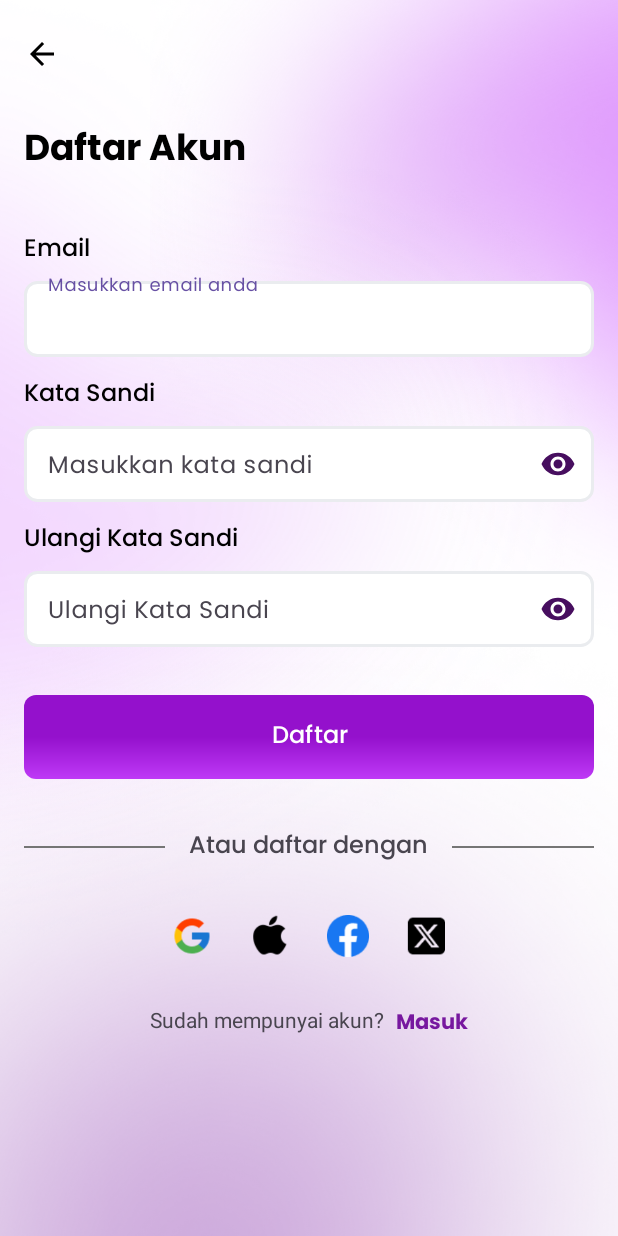
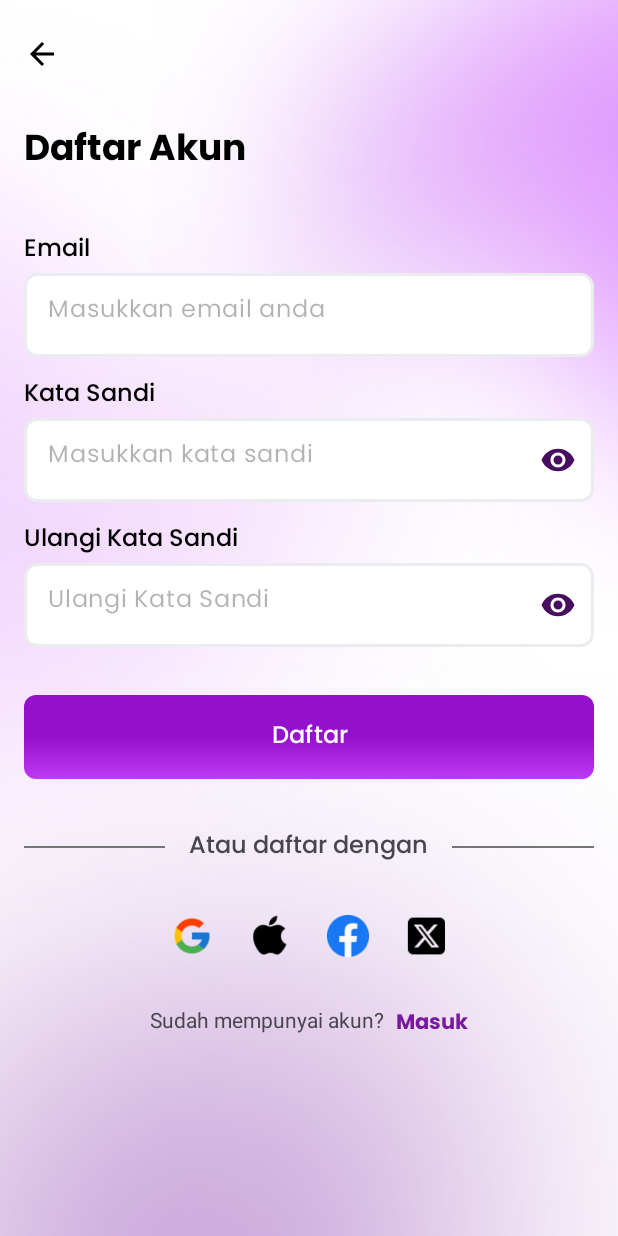
Before and after one commit to ExRonin/CapstoneProject, an Android app built with Jetpack Compose: the RegisterActivity screen opened directly, with no data from a screen before it, on a phone screen of 412 x 824 dp. Run offline under Robolectric (Android 15) with nearby library versions, the phone set to English and light mode, and no system bars.

Commit message:
Fix: layout background login and register pages (#10)

```diff
--- a/app/src/main/AndroidManifest.xml
+++ b/app/src/main/AndroidManifest.xml
@@ -29,11 +29,7 @@
         <activity
             android:name=".ui.bookingprocess.BookingProcessActivity"
             android:exported="true">
-            <intent-filter>
-                <action android:name="android.intent.action.MAIN" />
 
-                <category android:name="android.intent.category.LAUNCHER" />
-            </intent-filter>
 
         </activity>
         <activity
@@ -47,12 +43,24 @@
 
         </activity>
         <activity android:name=".ui.onboardscreen.OnboardingActivity" />
-        <activity android:name=".ui.register.RegisterActivity" />
-        <activity android:name=".ui.login.LoginActivity" />
+        <activity
+            android:name=".ui.register.RegisterActivity"
+            android:windowSoftInputMode="adjustPan" />
+        <activity
+            android:name=".ui.login.LoginActivity"
+            android:windowSoftInputMode="adjustPan" />
         <activity android:name=".ui.survey.ActivitySurvey" />
         <activity
             android:name=".ui.splashscreen.SplashActivity"
-            android:exported="true"></activity>
+            android:exported="true">
+
+            <intent-filter>
+                <action android:name="android.intent.action.MAIN" />
+
+                <category android:name="android.intent.category.LAUNCHER" />
+            </intent-filter>
+
+        </activity>
     </application>
 
 </manifest>
--- a/app/src/main/res/layout/activity_login.xml
+++ b/app/src/main/res/layout/activity_login.xml
@@ -68,7 +68,7 @@
                 android:layout_width="match_parent"
                 android:layout_height="@dimen/edit_text"
                 android:layout_marginTop="@dimen/small_25"
-                android:hint="@string/masukkan_email_anda">
+                app:hintEnabled="false">
 
                 <EditText
                     android:id="@+id/et_email"
@@ -77,6 +77,7 @@
                     android:background="@drawable/bg_edit_text"
                     android:fontFamily="@font/poppins"
                     android:paddingHorizontal="@dimen/normal_100"
+                    android:hint="@string/masukkan_email_anda"
                     android:textColorHint="@color/text_color_hint"
                     android:importantForAutofill="no" />
 
@@ -95,7 +96,7 @@
                 android:layout_width="match_parent"
                 android:layout_height="@dimen/edit_text"
                 android:layout_marginTop="@dimen/small_25"
-                android:hint="@string/masukkan_kata_sandi"
+                app:hintEnabled="false"
                 app:endIconMode="password_toggle"
                 app:endIconTint="@color/colorPrimaryDark">
 
@@ -107,6 +108,7 @@
                     android:fontFamily="@font/poppins"
                     android:inputType="textPassword"
                     android:paddingHorizontal="@dimen/normal_100"
+                    android:hint="@string/masukkan_kata_sandi"
                     android:textColorHint="@color/text_color_hint"
                     android:importantForAutofill="no" />
 
--- a/app/src/main/res/layout/activity_register.xml
+++ b/app/src/main/res/layout/activity_register.xml
@@ -4,36 +4,34 @@
     xmlns:tools="http://schemas.android.com/tools"
     android:layout_width="match_parent"
     android:layout_height="match_parent"
-    tools:context=".ui.register.RegisterActivity"
-    android:background="@color/white">
+    android:background="@color/white"
+    tools:context=".ui.register.RegisterActivity">
 
     <ImageView
         android:layout_width="wrap_content"
         android:layout_height="wrap_content"
+        android:layout_marginTop="-200dp"
+        android:layout_marginEnd="-100dp"
         android:src="@drawable/vector_top"
-        app:layout_constraintTop_toTopOf="parent"
         app:layout_constraintEnd_toEndOf="parent"
-        android:layout_marginTop="-200dp"
-        android:layout_marginEnd="-100dp" />
+        app:layout_constraintTop_toTopOf="parent" />
 
     <ImageView
         android:layout_width="match_parent"
         android:layout_height="wrap_content"
+        android:layout_marginStart="-50dp"
+        android:layout_marginBottom="-250dp"
         android:src="@drawable/vector_bottom"
         app:layout_constraintBottom_toBottomOf="parent"
-        app:layout_constraintStart_toStartOf="parent"
-        android:layout_marginBottom="-250dp"
-        android:layout_marginStart="-50dp"
-        />
+        app:layout_constraintStart_toStartOf="parent" />
 
     <ImageView
         android:layout_width="wrap_content"
         android:layout_height="wrap_content"
+        android:layout_marginBottom="100dp"
         android:src="@drawable/vector_left"
         app:layout_constraintBottom_toBottomOf="parent"
-        app:layout_constraintStart_toStartOf="parent"
-        android:layout_marginBottom="100dp"
-        />
+        app:layout_constraintStart_toStartOf="parent" />
 
     <ScrollView
         android:layout_width="match_parent"
@@ -50,8 +48,8 @@
                 android:id="@+id/btn_back_register"
                 android:layout_width="wrap_content"
                 android:layout_height="wrap_content"
-                android:src="@drawable/baseline_arrow_back_24"
-                android:layout_marginTop="@dimen/small_100"/>
+                android:layout_marginTop="@dimen/small_100"
+                android:src="@drawable/baseline_arrow_back_24" />
 
             <TextView
                 android:layout_width="wrap_content"
@@ -75,7 +73,7 @@
                 android:layout_width="match_parent"
                 android:layout_height="@dimen/edit_text"
                 android:layout_marginTop="@dimen/small_25"
-                android:hint="@string/masukkan_email_anda">
+                app:hintEnabled="false">
 
                 <EditText
                     android:id="@+id/et_full_name"
@@ -83,9 +81,10 @@
                     android:layout_height="match_parent"
                     android:background="@drawable/bg_edit_text"
                     android:fontFamily="@font/poppins"
+                    android:hint="@string/masukkan_email_anda"
+                    android:importantForAutofill="no"
                     android:paddingHorizontal="@dimen/normal_100"
-                    android:textColorHint="@color/text_color_hint"
-                    android:importantForAutofill="no" />
+                    android:textColorHint="@color/text_color_hint" />
 
             </com.google.android.material.textfield.TextInputLayout>
 
@@ -102,9 +101,9 @@
                 android:layout_width="match_parent"
                 android:layout_height="@dimen/edit_text"
                 android:layout_marginTop="@dimen/small_25"
-                android:hint="@string/masukkan_kata_sandi"
                 app:endIconMode="password_toggle"
-                app:endIconTint="@color/colorPrimaryDark">
+                app:endIconTint="@color/colorPrimaryDark"
+                app:hintEnabled="false">
 
                 <EditText
                     android:id="@+id/et_password"
@@ -112,10 +111,11 @@
                     android:layout_height="match_parent"
                     android:background="@drawable/bg_edit_text"
                     android:fontFamily="@font/poppins"
+                    android:hint="@string/masukkan_kata_sandi"
+                    android:importantForAutofill="no"
                     android:inputType="textPassword"
                     android:paddingHorizontal="@dimen/normal_100"
-                    android:textColorHint="@color/text_color_hint"
-                    android:importantForAutofill="no" />
+                    android:textColorHint="@color/text_color_hint" />
 
             </com.google.android.material.textfield.TextInputLayout>
 
@@ -132,9 +132,9 @@
                 android:layout_width="match_parent"
                 android:layout_height="@dimen/edit_text"
                 android:layout_marginTop="@dimen/small_25"
-                android:hint="@string/ulangi_kata_sandi"
                 app:endIconMode="password_toggle"
-                app:endIconTint="@color/colorPrimaryDark">
+                app:endIconTint="@color/colorPrimaryDark"
+                app:hintEnabled="false">
 
                 <EditText
                     android:id="@+id/et_password_confirm"
@@ -142,10 +142,11 @@
                     android:layout_height="match_parent"
                     android:background="@drawable/bg_edit_text"
                     android:fontFamily="@font/poppins"
+                    android:hint="@string/ulangi_kata_sandi"
+                    android:importantForAutofill="no"
                     android:inputType="textPassword"
                     android:paddingHorizontal="@dimen/normal_100"
-                    android:textColorHint="@color/text_color_hint"
-                    android:importantForAutofill="no" />
+                    android:textColorHint="@color/text_color_hint" />
 
             </com.google.android.material.textfield.TextInputLayout>
 
@@ -160,7 +161,7 @@
                 android:textAllCaps="false"
                 android:textColor="@color/white"
                 android:textSize="@dimen/body_1"
-                app:backgroundTint="@null"/>
+                app:backgroundTint="@null" />
 
             <LinearLayout
                 android:layout_width="match_parent"
@@ -228,25 +229,23 @@
                 android:id="@+id/tv_login"
                 android:layout_width="match_parent"
                 android:layout_height="wrap_content"
-                android:orientation="horizontal"
+                android:layout_marginTop="@dimen/large_100"
                 android:gravity="center_horizontal"
-                android:layout_marginTop="@dimen/large_100">
+                android:orientation="horizontal">
 
                 <TextView
                     android:layout_width="wrap_content"
                     android:layout_height="wrap_content"
-                    android:text="@string/sudah_mempunyai_akun"
                     android:layout_marginEnd="@dimen/small_100"
-                    />
+                    android:text="@string/sudah_mempunyai_akun" />
 
                 <TextView
                     android:layout_width="wrap_content"
                     android:layout_height="wrap_content"
+                    android:layout_gravity="center"
+                    android:fontFamily="@font/poppins_bold"
                     android:text="@string/masuk"
-                    android:textColor="@color/colorPrimary"
-                    android:fontFamily="@font/poppins_bold"
-                    android:layout_gravity="center"
-                    />
+                    android:textColor="@color/colorPrimary" />
 
             </LinearLayout>
 
```
